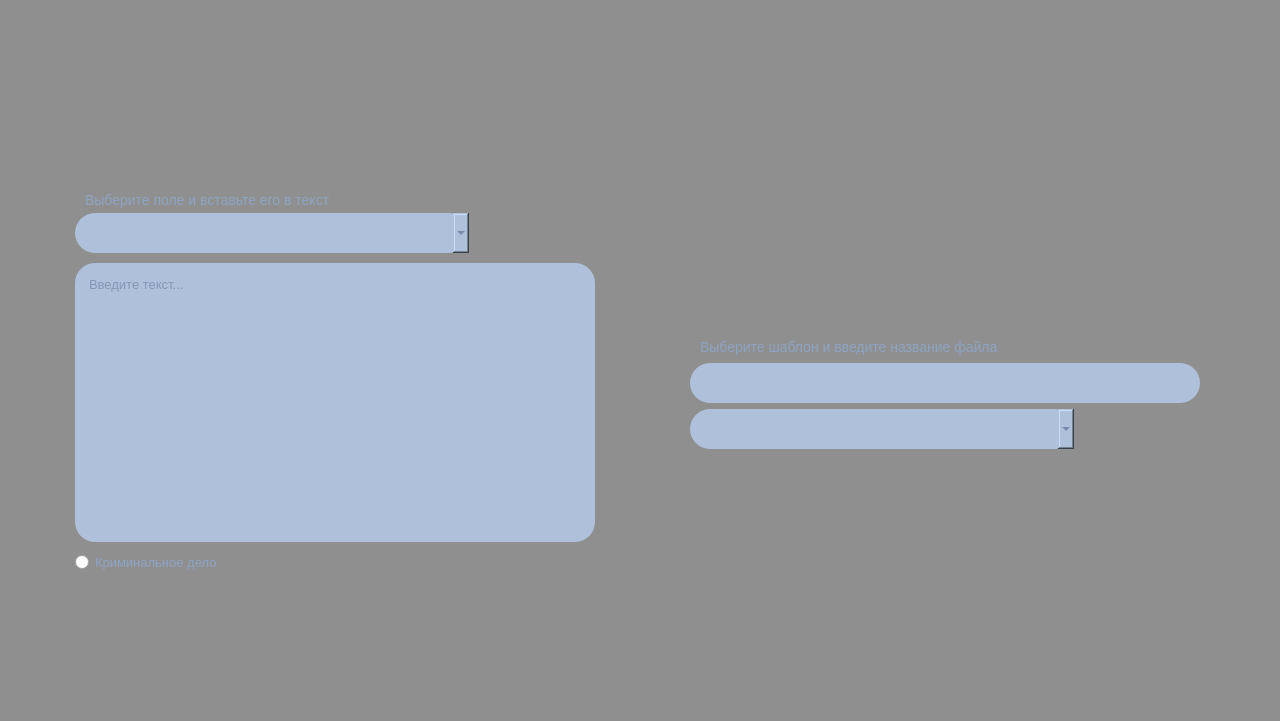
This is src/courtcasewindow/courtcasewindow.ui in DmitryBakunovich/judge-me as Qt 5 draws it before an edit. The edited form follows.
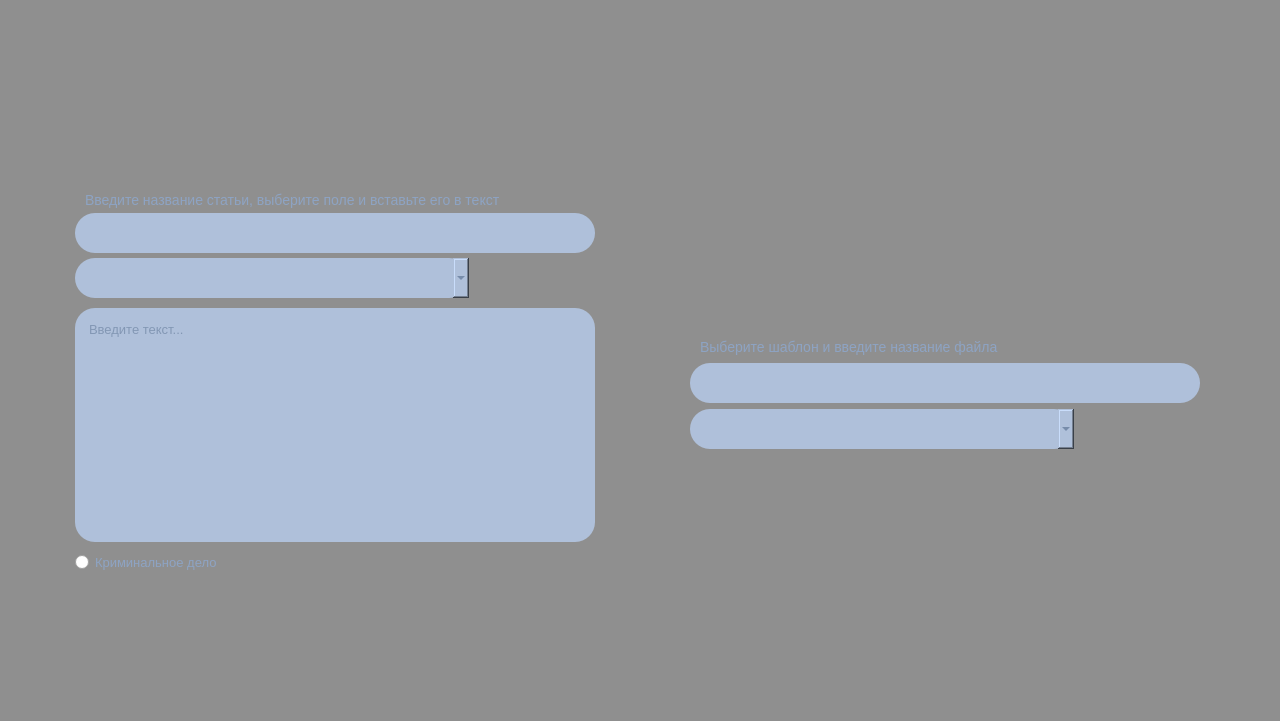
This is the edited form. Icons and pictures are not drawn.

Patch:
```diff
--- a/src/courtcasewindow/courtcasewindow.ui
+++ b/src/courtcasewindow/courtcasewindow.ui
@@ -117,6 +117,14 @@
 QComboBox QListView {
 	width: 20px;
 }
+
+QLineEdit {
+	background-color: #afc0da;
+	border-radius: 20px;
+	font-size: 14px;
+	padding-left: 10px;
+	color: #566d8e;
+}
 </string>
   </property>
   <layout class="QGridLayout" name="gridLayout_2">
@@ -283,13 +291,31 @@
                 </spacer>
                </item>
                <item>
-                <widget class="QLabel" name="label">
+                <widget class="QLabel" name="whatToDo">
                  <property name="text">
-                  <string>Выберите поле и вставьте его в текст</string>
+                  <string>Введите название статьи, выберите поле и вставьте его в текст</string>
                  </property>
                 </widget>
                </item>
               </layout>
+             </item>
+             <item>
+              <layout class="QVBoxLayout" name="verticalLayout_7">
+               <property name="spacing">
+                <number>5</number>
+               </property>
+               <property name="topMargin">
+                <number>0</number>
+               </property>
+               <item>
+                <widget class="QLineEdit" name="nameTemplate">
+                 <property name="minimumSize">
+                  <size>
+                   <width>0</width>
+                   <height>40</height>
+                  </size>
+                 </property>
+                </widget>
              </item>
              <item>
               <layout class="QHBoxLayout" name="horizontalLayout_2">
@@ -405,6 +431,8 @@
              </item>
             </layout>
            </item>
+            </layout>
+           </item>
            <item>
             <widget class="QTextEdit" name="textEdit">
              <property name="styleSheet">
@@ -789,11 +817,7 @@
                     </size>
                    </property>
                    <property name="styleSheet">
-                    <string notr="true">background-color: #afc0da;
-border-radius: 20px;
-font-size: 14px;
-padding-left: 10px;
-color: #566d8e;</string>
+                    <string notr="true"/>
                    </property>
                    <property name="text">
                     <string/>
```
Lines whose indentation alone changed are shown as unchanged.
